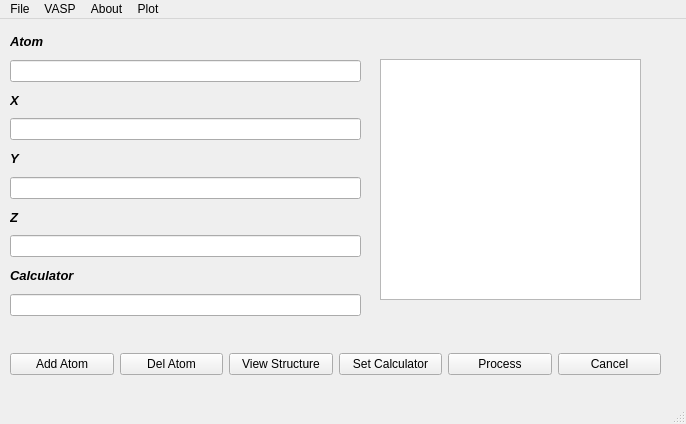
The window that UI file/demo.ui (Albertdeng23/Material_tools_GUI-main) describes before a commit, drawn with Qt 5.
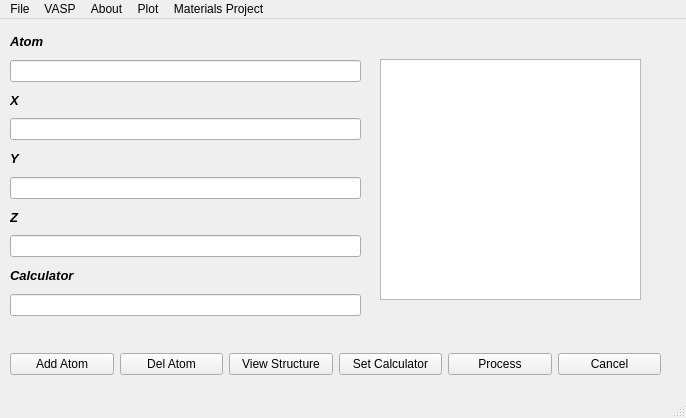
The same window after the commit.

The edit to the form file:
```diff
--- a/UI file/demo.ui
+++ b/UI file/demo.ui
@@ -7,7 +7,7 @@
     <x>0</x>
     <y>0</y>
     <width>686</width>
-    <height>424</height>
+    <height>418</height>
    </rect>
   </property>
   <property name="windowTitle">
@@ -208,7 +208,7 @@
      <x>0</x>
      <y>0</y>
      <width>686</width>
-     <height>26</height>
+     <height>22</height>
     </rect>
    </property>
    <widget class="QMenu" name="menu">
@@ -236,10 +236,18 @@
     </property>
     <addaction name="actionBand_Structure"/>
    </widget>
+   <widget class="QMenu" name="menuMaterials_Project">
+    <property name="title">
+     <string>Materials Project</string>
+    </property>
+    <addaction name="actionCIF_Download"/>
+    <addaction name="actionDescriptor_Design"/>
+   </widget>
    <addaction name="menu"/>
    <addaction name="menuConnect_Server"/>
    <addaction name="menuAbout"/>
    <addaction name="menuPlot"/>
+   <addaction name="menuMaterials_Project"/>
   </widget>
   <widget class="QStatusBar" name="statusbar"/>
   <action name="actionFrom">
```
Left out of the diff: 10 changed lines with no effect on the pictures.
